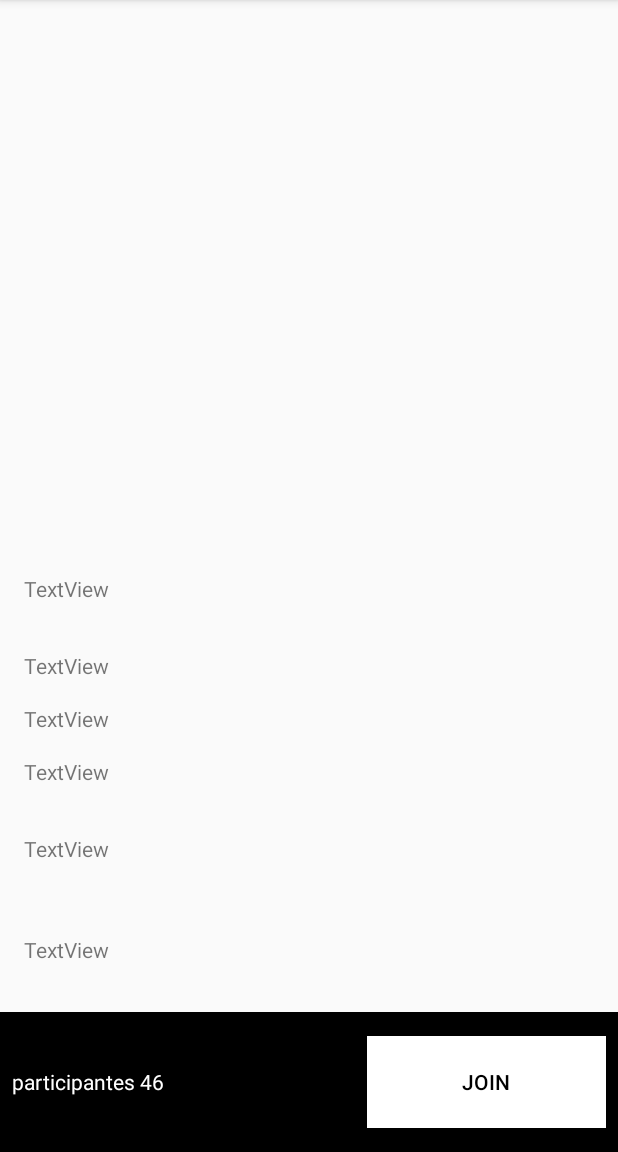
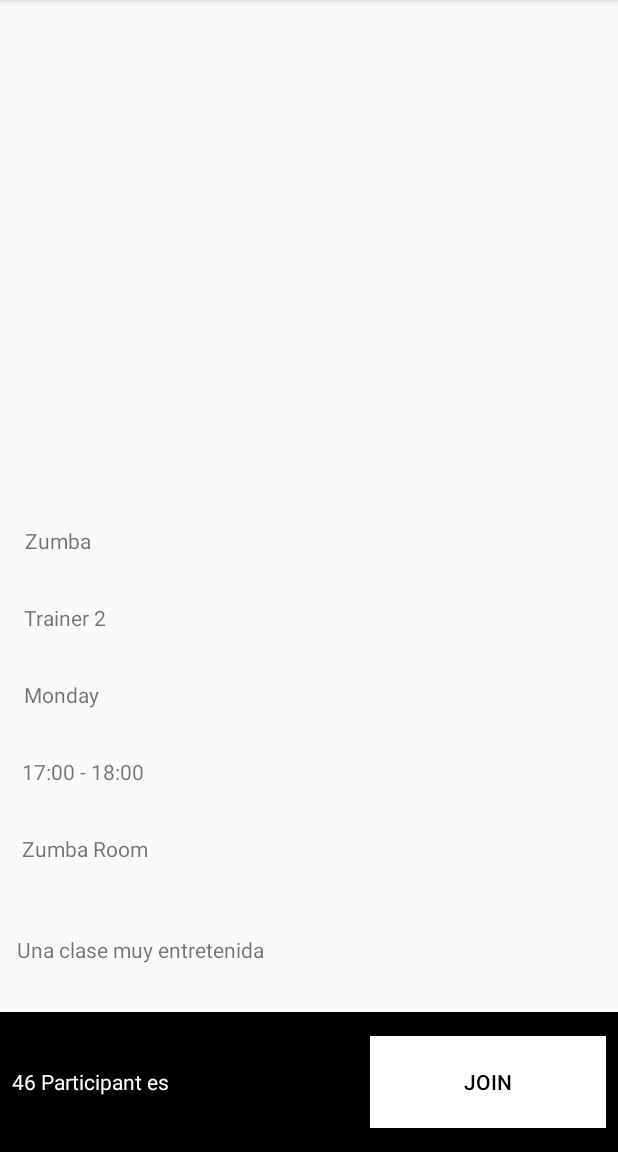
Before and after one commit to pmdmo2019-20/ev1-baldogym-PabloRomeroMontero, an Android app: the TrainingSessionActivity screen opened directly, with no data from a screen before it, after a tap on "JOIN", on a phone screen of 412 x 824 dp, the part 84-1236 px from its top. Run offline under Robolectric (Android 15) with nearby library versions, the phone set to English and light mode, and no system bars; 12 statements that could not run were skipped.

Commit message:
Todo Terminado, falta optimizar codigo

```diff
--- a/app/src/main/java/es/iessaladillo/pedrojoya/baldogym/ui/schedule/ScheduleActivity.kt
+++ b/app/src/main/java/es/iessaladillo/pedrojoya/baldogym/ui/schedule/ScheduleActivity.kt
@@ -23,7 +23,7 @@ class ScheduleActivity : AppCompatActivity() {
 
 
     private val viewModel: ScheduleActivityViewModel by lazy {
-        ViewModelProvider(this, ScheduleActivityViewModelFactory(LocalRepository, application))
+        ViewModelProvider(this, ScheduleActivityViewModelFactory(LocalRepository))
             .get(ScheduleActivityViewModel::class.java)
     }
     private val listAdapter: ScheduleActivityAdapter = ScheduleActivityAdapter().apply {
@@ -45,7 +45,6 @@ class ScheduleActivity : AppCompatActivity() {
     private fun navigateToTrainerActivity(id: Long) {
         val intent = TrainingSessionActivity.newIntent(this, id)
         startActivityForResult(intent, RC_ID_SELECTION)
-
     }
 
     override fun onCreate(savedInstanceState: Bundle?) {
@@ -74,9 +73,7 @@ class ScheduleActivity : AppCompatActivity() {
 
     }
 
-    private fun changeList(
-        dayOfWeek: WeekDay
-    ) {
+    private fun changeList(dayOfWeek: WeekDay) {
         pintarDiaDeLaSemana(dayOfWeek)
         viewModel.selectDayOfTrainning(dayOfWeek)
     }
@@ -161,7 +158,6 @@ class ScheduleActivity : AppCompatActivity() {
 
     }
 
-
     private fun showList(trainingSesions: List<TrainingSession>) {
         lstTraining.post {
             listAdapter.submitList(trainingSesions)
@@ -173,10 +169,6 @@ class ScheduleActivity : AppCompatActivity() {
         }
     }
 
-
-//    --
-
-
     override fun onActivityResult(requestCode: Int, resultCode: Int, intent: Intent?) {
         super.onActivityResult(requestCode, resultCode, intent)
         if (resultCode == RESULT_OK && requestCode == RC_ID_SELECTION && intent != null) {
--- a/app/src/main/java/es/iessaladillo/pedrojoya/baldogym/ui/schedule/ScheduleActivityViewModel.kt
+++ b/app/src/main/java/es/iessaladillo/pedrojoya/baldogym/ui/schedule/ScheduleActivityViewModel.kt
@@ -12,12 +12,10 @@ import es.iessaladillo.pedrojoya.baldogym.data.entity.getCurrentWeekDay
 import es.iessaladillo.pedrojoya.baldogym.utils.Event
 
 class ScheduleActivityViewModel(
-    repository: Repository,
-    app: Application
+    repository: Repository
 ): ViewModel() {
 
     private val localRepository = repository
-    private val application = app
 
     private val _currentDay: MutableLiveData<WeekDay> = MutableLiveData(getCurrentWeekDay())
     val currentDay: LiveData<WeekDay>
@@ -32,16 +30,9 @@ class ScheduleActivityViewModel(
         return _trainersSessions
     }
 
-
-
-    private val _onStartActivity: MutableLiveData<Event<Intent>> = MutableLiveData()
-    val onStartActivity: LiveData<Event<Intent>>
-        get() = _onStartActivity
-
     fun updateLiveData(){
         _trainersSessions.value = localRepository.queryTrainersofDayOfTheWeek(currentDay.value!!)
     }
-
 
     fun selectDayOfTrainning(weekDay: WeekDay?){
         _currentDay.value = weekDay
--- a/app/src/main/java/es/iessaladillo/pedrojoya/baldogym/ui/schedule/ScheduleActivityViewModelFactory.kt
+++ b/app/src/main/java/es/iessaladillo/pedrojoya/baldogym/ui/schedule/ScheduleActivityViewModelFactory.kt
@@ -7,10 +7,10 @@ import es.iessaladillo.pedrojoya.baldogym.data.Repository
 import java.lang.IllegalArgumentException
 
 @Suppress("UNCHECKED_CAST")
-class ScheduleActivityViewModelFactory(val repository: Repository, val app: Application) : ViewModelProvider.Factory{
+class ScheduleActivityViewModelFactory(val repository: Repository) : ViewModelProvider.Factory{
     override fun <T : ViewModel?> create(modelClass: Class<T>): T {
         if (modelClass.isAssignableFrom(ScheduleActivityViewModel::class.java)){
-            return ScheduleActivityViewModel(repository,app) as T
+            return ScheduleActivityViewModel(repository) as T
         }
         throw IllegalArgumentException("Must provide ScheduleActivityViewModel class")
     }
--- a/app/src/main/java/es/iessaladillo/pedrojoya/baldogym/ui/trainingsession/TrainingSessionActivity.kt
+++ b/app/src/main/java/es/iessaladillo/pedrojoya/baldogym/ui/trainingsession/TrainingSessionActivity.kt
@@ -3,18 +3,12 @@ package es.iessaladillo.pedrojoya.baldogym.ui.trainingsession
 import android.content.Context
 import android.content.Intent
 import android.graphics.Color
-import android.nfc.NfcAdapter.EXTRA_ID
 import android.os.Bundle
-import android.view.View
 import androidx.appcompat.app.AppCompatActivity
 import androidx.core.os.bundleOf
 import androidx.lifecycle.ViewModelProvider
 import es.iessaladillo.pedrojoya.baldogym.R
 import es.iessaladillo.pedrojoya.baldogym.data.LocalRepository
-import es.iessaladillo.pedrojoya.baldogym.data.entity.TrainingSession
-import es.iessaladillo.pedrojoya.baldogym.ui.schedule.ScheduleActivityViewModel
-import es.iessaladillo.pedrojoya.baldogym.ui.schedule.ScheduleActivityViewModelFactory
-import kotlinx.android.synthetic.main.schedule_activity_item.*
 import kotlinx.android.synthetic.main.training_session_activity.*
 
 class TrainingSessionActivity : AppCompatActivity() {
@@ -22,12 +16,8 @@ class TrainingSessionActivity : AppCompatActivity() {
     private var id: Long = 0
 
     private val viewModelActivity: TraininingsessionActivityViewModel by lazy {
-        ViewModelProvider(this, TrainingSessionViewModelFactory(LocalRepository, application))
+        ViewModelProvider(this, TrainingSessionViewModelFactory(LocalRepository))
             .get(TraininingsessionActivityViewModel::class.java)
-    }
-    private val viewModelSchedule: ScheduleActivityViewModel by lazy {
-        ViewModelProvider(this, ScheduleActivityViewModelFactory(LocalRepository, application))
-            .get(ScheduleActivityViewModel::class.java)
     }
 
     override fun onCreate(savedInstanceState: Bundle?) {
@@ -38,7 +28,7 @@ class TrainingSessionActivity : AppCompatActivity() {
     }
 
     private fun setupViews() {
-        imageView2.setImageResource(viewModelActivity.trainingSession.photoResId)
+        img_activity.setImageResource(viewModelActivity.trainingSession.photoResId)
         lblName.text = viewModelActivity.trainingSession.name
         lblRoom.text = viewModelActivity.trainingSession.room
         lblTrainer.text = viewModelActivity.trainingSession.trainer
@@ -46,30 +36,33 @@ class TrainingSessionActivity : AppCompatActivity() {
         lblDayofWeek.text = viewModelActivity.trainingSession.weekDay.toString()
         lblTime.text = viewModelActivity.trainingSession.time
         lblParticipantes_activity.text =
-            String.format(getString(R.string.participantes), viewModelActivity.trainingSession.participants)
+            String.format(
+                getString(R.string.participantes),
+                viewModelActivity.trainingSession.participants
+            )
 
-        if (viewModelActivity.trainingSession.userJoined){
+        if (viewModelActivity.trainingSession.userJoined) {
             btn_Activity.setText(R.string.schedule_item_quit)
             btn_Activity.setBackgroundColor(Color.parseColor("#000000"))
-            btn_Activity.setTextColor( Color.parseColor("#FFFFFF"))
-    }else{
+            btn_Activity.setTextColor(Color.parseColor("#FFFFFF"))
+        } else {
             btn_Activity.setText(R.string.schedule_item_join)
             btn_Activity.setTextColor(Color.parseColor("#000000"))
-            btn_Activity.setBackgroundColor( Color.parseColor("#FFFFFF"))
+            btn_Activity.setBackgroundColor(Color.parseColor("#FFFFFF"))
 
-    }
+        }
 
 
         btn_Activity.setOnClickListener { changeTraining(id) }
     }
 
     private fun changeTraining(id: Long) {
-        viewModelSchedule.updateTrainingSessionJoinedState(
+        viewModelActivity.updateTrainingSessionJoinedState(
             viewModelActivity.trainingSession,
             viewModelActivity.trainingSession.userJoined
         )
         viewModelActivity.getTrainingToRepository(id)
-        btnAcceptOnClick()
+        setActivityResult(viewModelActivity.cambiado)
         setupViews()
     }
 
@@ -83,22 +76,11 @@ class TrainingSessionActivity : AppCompatActivity() {
         viewModelActivity.getTrainingToRepository(id)
     }
 
-
-
-
-
-
-//    ---------
-    private fun btnAcceptOnClick() {
-        setActivityResult(viewModelActivity.cambiado)
-    }
-
     private fun setActivityResult(boolean: Boolean) {
         val result = Intent().putExtras(
             bundleOf(EXTRA_ID to boolean)
         )
         setResult(RESULT_OK, result)
-//        finish()
     }
 
 
--- a/app/src/main/java/es/iessaladillo/pedrojoya/baldogym/ui/trainingsession/TrainingSessionViewModelFactory.kt
+++ b/app/src/main/java/es/iessaladillo/pedrojoya/baldogym/ui/trainingsession/TrainingSessionViewModelFactory.kt
@@ -7,10 +7,10 @@ import es.iessaladillo.pedrojoya.baldogym.data.Repository
 import java.lang.IllegalArgumentException
 
 @Suppress("UNCHECKED_CAST")
-class TrainingSessionViewModelFactory(val repository: Repository, val app: Application) : ViewModelProvider.Factory{
+class TrainingSessionViewModelFactory(val repository: Repository) : ViewModelProvider.Factory{
     override fun <T : ViewModel?> create(modelClass: Class<T>): T {
         if (modelClass.isAssignableFrom(TraininingsessionActivityViewModel::class.java)){
-            return TraininingsessionActivityViewModel(repository,app) as T
+            return TraininingsessionActivityViewModel(repository) as T
         }
         throw IllegalArgumentException("Must provide TrainingsessionActivityViewModel class")
     }
--- a/app/src/main/java/es/iessaladillo/pedrojoya/baldogym/ui/trainingsession/TrainingsessionActivityViewModel.kt
+++ b/app/src/main/java/es/iessaladillo/pedrojoya/baldogym/ui/trainingsession/TrainingsessionActivityViewModel.kt
@@ -7,14 +7,23 @@ import es.iessaladillo.pedrojoya.baldogym.data.entity.TrainingSession
 
 
 class TraininingsessionActivityViewModel(
-    repository: Repository,
-    app: Application
-): ViewModel() {
+    repository: Repository
+) : ViewModel() {
     val localRepository = repository
     var cambiado: Boolean = false
 
     fun getTrainingToRepository(id: Long) {
-       trainingSession = localRepository.queryTrainerSession(id)!!
+        trainingSession = localRepository.queryTrainerSession(id)!!
     }
+
+    fun updateTrainingSessionJoinedState(trainingSession: TrainingSession, userJoined: Boolean) {
+        if (userJoined) {
+            localRepository.markTrainingSessionAsQuit(trainingSession.id)
+        } else {
+            localRepository.markTrainingSessionAsJoined(trainingSession.id)
+        }
+
+    }
+
     lateinit var trainingSession: TrainingSession
 }
--- a/app/src/main/res/layout/training_session_activity.xml
+++ b/app/src/main/res/layout/training_session_activity.xml
@@ -8,7 +8,7 @@
 
 
     <ImageView
-        android:id="@+id/imageView2"
+        android:id="@+id/img_activity"
         android:layout_width="0dp"
         android:layout_height="0dp"
         android:layout_marginBottom="6dp"
@@ -26,12 +26,12 @@
         android:layout_width="wrap_content"
         android:layout_height="wrap_content"
         android:layout_marginBottom="16dp"
-        android:text="TextView"
+        android:text="@string/name_prueba"
         app:layout_constraintBottom_toTopOf="@+id/lblTrainer"
         app:layout_constraintEnd_toEndOf="parent"
         app:layout_constraintHorizontal_bias="0.045"
         app:layout_constraintStart_toStartOf="parent"
-        app:layout_constraintTop_toBottomOf="@+id/imageView2"
+        app:layout_constraintTop_toBottomOf="@+id/img_activity"
         app:layout_constraintVertical_bias="0.213" />
 
     <TextView
@@ -40,7 +40,7 @@
         android:layout_height="wrap_content"
         android:layout_marginTop="16dp"
         android:layout_marginBottom="16dp"
-        android:text="TextView"
+        android:text="@string/trainer_prueba"
         app:layout_constraintBottom_toTopOf="@+id/lblDayofWeek"
         app:layout_constraintEnd_toEndOf="parent"
         app:layout_constraintHorizontal_bias="0.045"
@@ -53,8 +53,8 @@
         android:layout_height="wrap_content"
         android:layout_marginTop="16dp"
         android:layout_marginBottom="16dp"
-        android:text="TextView"
-        app:layout_constraintBottom_toTopOf="@+id/lblTime_item"
+        android:text="@string/dayOfTheWeek_Prueba"
+        app:layout_constraintBottom_toTopOf="@+id/lblTime"
         app:layout_constraintEnd_toEndOf="parent"
         app:layout_constraintHorizontal_bias="0.045"
         app:layout_constraintStart_toStartOf="parent"
@@ -66,7 +66,7 @@
         android:layout_height="wrap_content"
         android:layout_marginTop="16dp"
         android:layout_marginBottom="16dp"
-        android:text="TextView"
+        android:text="@string/time_prueba"
         app:layout_constraintBottom_toTopOf="@+id/lblRoom"
         app:layout_constraintEnd_toEndOf="parent"
         app:layout_constraintHorizontal_bias="0.045"
@@ -79,7 +79,7 @@
         android:layout_height="wrap_content"
         android:layout_marginTop="16dp"
         android:layout_marginBottom="16dp"
-        android:text="TextView"
+        android:text="@string/room_prueba"
         app:layout_constraintBottom_toTopOf="@+id/lblDescripcion"
         app:layout_constraintEnd_toEndOf="parent"
         app:layout_constraintHorizontal_bias="0.045"
@@ -92,15 +92,15 @@
         android:layout_height="wrap_content"
         android:layout_marginTop="32dp"
         android:layout_marginBottom="32dp"
-        android:text="TextView"
-        app:layout_constraintBottom_toTopOf="@+id/linearLayout"
+        android:text="@string/descripcion_Prueba"
+        app:layout_constraintBottom_toTopOf="@+id/linearLayout_actividad"
         app:layout_constraintEnd_toEndOf="parent"
         app:layout_constraintHorizontal_bias="0.045"
         app:layout_constraintStart_toStartOf="parent"
         app:layout_constraintTop_toBottomOf="@+id/lblRoom" />
 
     <LinearLayout
-        android:id="@+id/linearLayout"
+        android:id="@+id/linearLayout_actividad"
         style="@style/weekbar_element"
         android:layout_width="0dp"
         android:layout_height="wrap_content"
@@ -116,7 +116,7 @@
             android:layout_width="wrap_content"
             android:layout_height="wrap_content"
             android:layout_weight="1"
-            android:text="participantes 46"
+            android:text="@string/participantes_prueba"
             android:textColor="@color/white" />
 
         <Button
--- a/app/src/main/res/values/strings.xml
+++ b/app/src/main/res/values/strings.xml
@@ -40,5 +40,7 @@
     <string name="trainer_prueba">Trainer 2</string>
     <string name="room_prueba">Zumba Room</string>
     <string name="name_prueba">Zumba</string>
+    <string name="dayOfTheWeek_Prueba">Monday</string>
+    <string name="descripcion_Prueba">Una clase muy entretenida</string>
 
 </resources>
```
